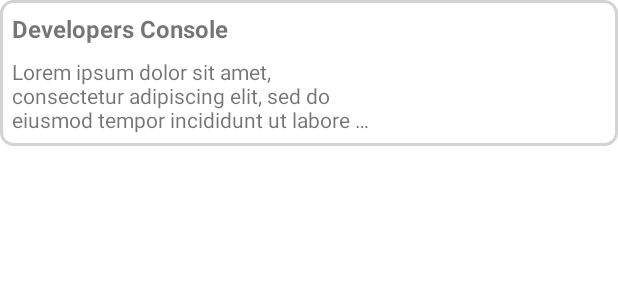
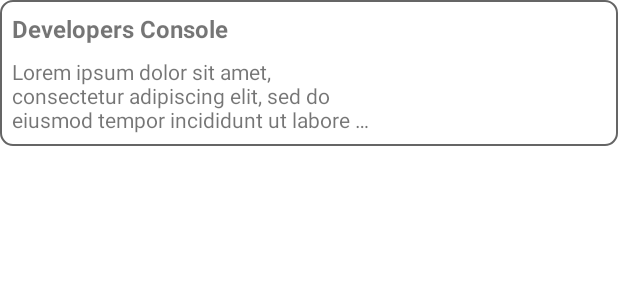
Before and after one commit to iamarjun/ObviousNotes, an Android app: the layout layout_note_item.xml on its own in the app's theme, with its tools: preview values and no code run, on a phone screen of 412 x 824 dp. Shown: the top 300 px of the screen. Run offline under Robolectric (Android 15) with nearby library versions, the phone set to English and light mode, and no system bars.

Commit message:
make note borders thinner

```diff
--- a/app/src/main/res/drawable/note_background.xml
+++ b/app/src/main/res/drawable/note_background.xml
@@ -3,8 +3,8 @@
     <solid android:color="#ffffffff" />
 
     <stroke
-        android:width="2dp"
-        android:color="#D3D3D3" />
+        android:width="1dp"
+        android:color="#656565" />
 
     <padding
         android:bottom="1dp"
```
